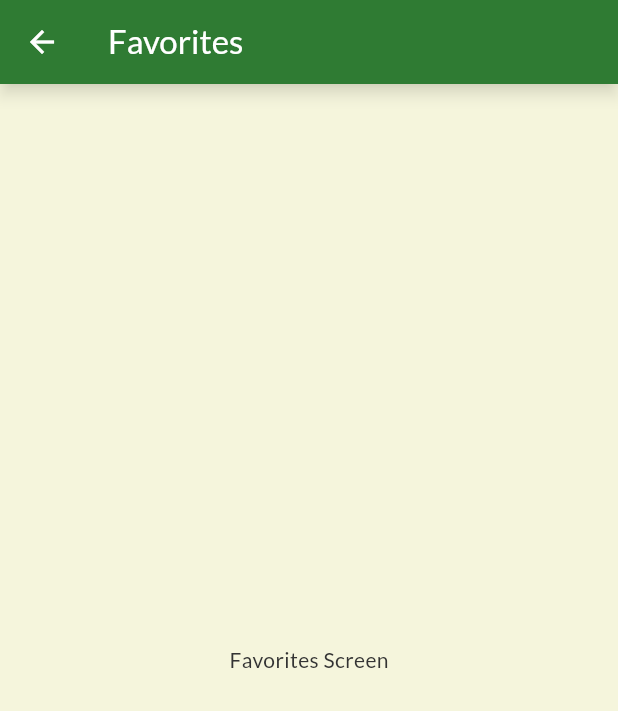
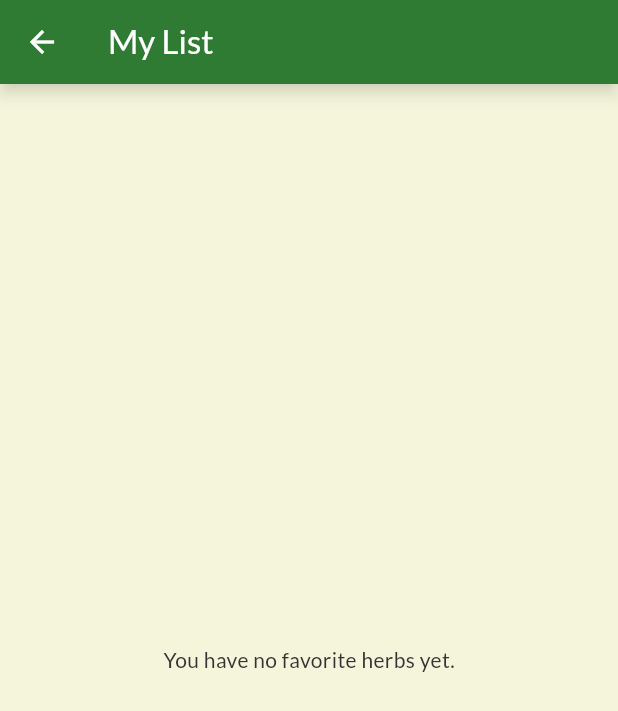
Before and after one commit to johnpaulretardo7-ux/HerbalDoc, a Flutter app: the FavoritesScreen screen opened directly, on a phone screen of 412 x 824 dp. Shown: the top 711 px of the screen. Run offline on Flutter 3.47's test engine with Material 3 defaults, Android fonts, the phone set to English and light mode, and no system bars; our stand-ins replace google_fonts.

Commit message:
Initial commit

```diff
--- a/lib/models/herb.dart
+++ b/lib/models/herb.dart
@@ -1,28 +1,47 @@
+import 'dart:convert';
+
 class Herb {
+  final String id;
   final String name;
   final String scientificName;
-  final String facts;
-  final String preparation;
-  final List<String> uses;
+  final String description; // Renamed from 'facts' to be more descriptive
+  final List<String> healthBenefits; // Renamed from 'preparation'
+  final List<String> usage; // Renamed from 'uses'
   final String imageUrl;
 
   Herb({
+    required this.id,
     required this.name,
     required this.scientificName,
-    required this.facts,
-    required this.preparation,
-    required this.uses,
+    required this.description,
+    required this.healthBenefits,
+    required this.usage,
     required this.imageUrl,
   });
 
   factory Herb.fromJson(Map<String, dynamic> json) {
     return Herb(
+      id: json['id'] as String, // Assuming id is a string in the JSON
       name: json['name'] as String,
       scientificName: json['scientific_name'] as String,
-      facts: json['facts'] as String,
-      preparation: json['preparation'] as String,
-      uses: List<String>.from(json['uses'] as List),
+      description: json['description'] as String,
+      healthBenefits: List<String>.from(json['health_benefits'] as List),
+      usage: List<String>.from(json['usage'] as List),
       imageUrl: json['imageUrl'] as String,
     );
   }
+
+  @override
+  bool operator ==(Object other) =>
+      identical(this, other) ||
+      other is Herb && runtimeType == other.runtimeType && id == other.id;
+
+  @override
+  int get hashCode => id.hashCode;
 }
+
+List<Herb> loadHerbs(String jsonString) {
+  final data = json.decode(jsonString);
+  final List<dynamic> herbList = data['herbs'];
+  return herbList.map((json) => Herb.fromJson(json)).toList();
+}
--- /dev/null
+++ b/lib/providers/favorite_provider.dart
@@ -0,0 +1,21 @@
+import 'package:flutter/material.dart';
+import 'package:myapp/models/herb.dart';
+
+class FavoriteProvider extends ChangeNotifier {
+  final List<Herb> _favorites = [];
+
+  List<Herb> get favorites => _favorites;
+
+  void toggleFavorite(Herb herb) {
+    if (_favorites.contains(herb)) {
+      _favorites.remove(herb);
+    } else {
+      _favorites.add(herb);
+    }
+    notifyListeners();
+  }
+
+  bool isFavorite(Herb herb) {
+    return _favorites.contains(herb);
+  }
+}
--- a/lib/screens/favorites_screen.dart
+++ b/lib/screens/favorites_screen.dart
@@ -1,4 +1,7 @@
 import 'package:flutter/material.dart';
+import 'package:myapp/providers/favorite_provider.dart';
+import 'package:myapp/widgets/herb_card.dart';
+import 'package:provider/provider.dart';
 
 class FavoritesScreen extends StatelessWidget {
   const FavoritesScreen({super.key});
@@ -7,10 +10,24 @@ class FavoritesScreen extends StatelessWidget {
   Widget build(BuildContext context) {
     return Scaffold(
       appBar: AppBar(
-        title: const Text('Favorites'),
+        title: const Text('My List'),
       ),
-      body: const Center(
-        child: Text('Favorites Screen'),
+      body: Consumer<FavoriteProvider>(
+        builder: (context, favoriteProvider, child) {
+          final favorites = favoriteProvider.favorites;
+          if (favorites.isEmpty) {
+            return const Center(
+              child: Text('You have no favorite herbs yet.'),
+            );
+          }
+          return ListView.builder(
+            itemCount: favorites.length,
+            itemBuilder: (context, index) {
+              final herb = favorites[index];
+              return HerbCard(herb: herb);
+            },
+          );
+        },
       ),
     );
   }
--- a/pubspec.yaml
+++ b/pubspec.yaml
@@ -11,6 +11,7 @@ dependencies:
     sdk: flutter
   cupertino_icons: ^1.0.6
   google_fonts: ^6.1.0 # Added for custom fonts
+  provider: ^6.1.5+1
 
 dev_dependencies:
   flutter_test:
```
Also changed, not shown: lib/main.dart (+9 -4 lines), lib/screens/herb_detail_screen.dart (+86 -49 lines), lib/screens/home_screen.dart (+8 -8 lines), lib/screens/splash_screen.dart (deleted, +0 -58 lines), lib/widgets/bottom_nav_handler.dart (added, +55 -0 lines), lib/widgets/herb_card.dart (+50 -3 lines), pubspec.lock, 12 other files.
